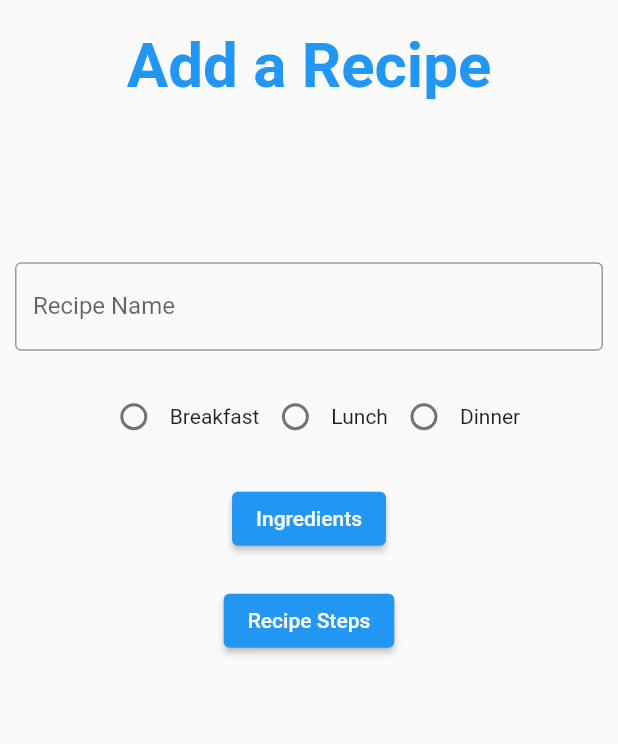
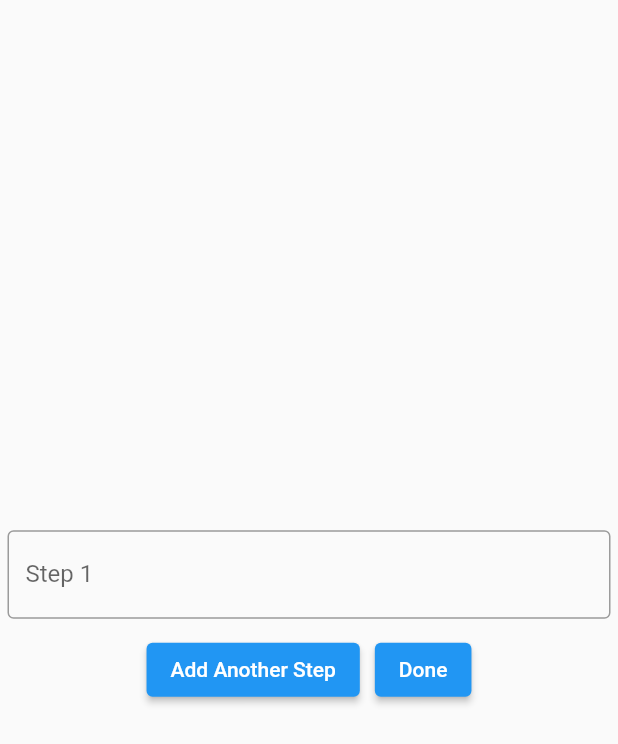
Before and after one commit to DanMenk/CS4750-Hello-World, a Flutter app: the AddARecipePage screen opened directly, after a tap on "Recipe Steps", on a phone screen of 412 x 824 dp. Shown: the top 744 px of the screen. Run offline on Flutter 3.47's test engine with Material 2 defaults, Android fonts, the phone set to English and light mode, and no system bars; our stand-ins replace firebase_core, firebase_database, flutter_screenutil; accounts and stored records are empty.

Commit message:
Removed initial data setup for ingredients and steps UI pages. Added step UI page.

```diff
--- a/lib/add_a_recipe.dart
+++ b/lib/add_a_recipe.dart
@@ -2,6 +2,7 @@ import 'package:firebase_database/firebase_database.dart';
 import 'package:flutter/material.dart';
 import 'package:recipe_ran/Recipe.dart';
 import 'package:recipe_ran/ingredients.dart';
+import 'package:recipe_ran/steps.dart';
 
 class AddARecipePage extends StatefulWidget {
   const AddARecipePage({Key? key}) : super(key: key);
@@ -179,7 +180,7 @@ class _AddARecipePageState extends State<AddARecipePage> {
                         onPressed: () {
                           Navigator.push(
                               context,
-                              MaterialPageRoute(builder: (context) => const AddARecipePage()
+                              MaterialPageRoute(builder: (context) => const StepsPage()
                               )
                           );
                         },
--- a/lib/ingredients.dart
+++ b/lib/ingredients.dart
@@ -46,9 +46,9 @@ class _IngredientsPageState extends State<IngredientsPage> {
                                       child: TextField(
                                         controller: _foodControllers[index],
                                         obscureText: false,
-                                        decoration: const InputDecoration(
-                                          border: OutlineInputBorder(),
-                                          labelText: 'Ingredient',
+                                        decoration: InputDecoration(
+                                          border: const OutlineInputBorder(),
+                                          labelText: ("Ingredient ${index+1}"),
                                         ),
                                       ),
                                     ),
--- /dev/null
+++ b/lib/steps.dart
@@ -0,0 +1,99 @@
+import 'package:flutter/material.dart';
+
+class StepsPage extends StatefulWidget {
+  const StepsPage({Key? key}) : super(key: key);
+
+  @override
+  State<StepsPage> createState() => _StepsPageState();
+}
+
+class _StepsPageState extends State<StepsPage> {
+
+  var steps = [];
+  final List<TextEditingController> _stepControllers = [TextEditingController()];
+  final ScrollController _scroll = ScrollController();
+
+
+  @override
+  Widget build(BuildContext context) {
+    return Scaffold(
+      body: Center(
+        child: SingleChildScrollView(
+          physics: const ScrollPhysics(),
+          controller: _scroll,
+          child: Column(
+            children: [
+              ListView.builder(
+
+                  physics: const ScrollPhysics(),
+                  scrollDirection: Axis.vertical,
+                  shrinkWrap: true,
+                  itemCount: _stepControllers.length,
+                  itemBuilder: (BuildContext context, int index) {
+                    return Column(
+                      mainAxisAlignment: MainAxisAlignment.start,
+                      children: [
+
+                        Container(
+                          margin: const EdgeInsets.all(5),
+                          child: TextField(
+                            controller: _stepControllers[index],
+                            obscureText: false,
+                            decoration: InputDecoration(
+                              border: const OutlineInputBorder(),
+                              labelText: 'Step ${index+1}',
+                            ),
+                          ),
+                        ),
+
+
+
+
+                      ],
+                    );
+                  }),
+              Row(
+                mainAxisAlignment: MainAxisAlignment.center,
+                children: [
+                  Container(
+                    margin: const EdgeInsets.all(5),
+                    child: ElevatedButton(
+                      onPressed: () {
+                        _stepControllers.add(TextEditingController());
+                        _scroll.jumpTo(_scroll.position.maxScrollExtent);
+                        setState(() {
+
+                        });
+                      },
+                      child: const Text('Add Another Step'),
+                    ),
+                  ),
+                  Container(
+                    margin: const EdgeInsets.all(5),
+                    child: ElevatedButton(
+                      onPressed: () {
+                        for(var ingredient in _stepControllers)
+                        {
+                          steps.remove(ingredient.text);
+                        }
+                        for(var ingredient in _stepControllers)
+                        {
+                          steps.add(ingredient.text);
+                        }
+                        print(steps);
+                        Navigator.pop(context, steps);
+
+                      },
+                      child: const Text('Done'),
+                    ),
+                  ),
+                ],
+              )
+            ],
+          ),
+
+        ),
+      ),
+    );
+  }
+}
```
